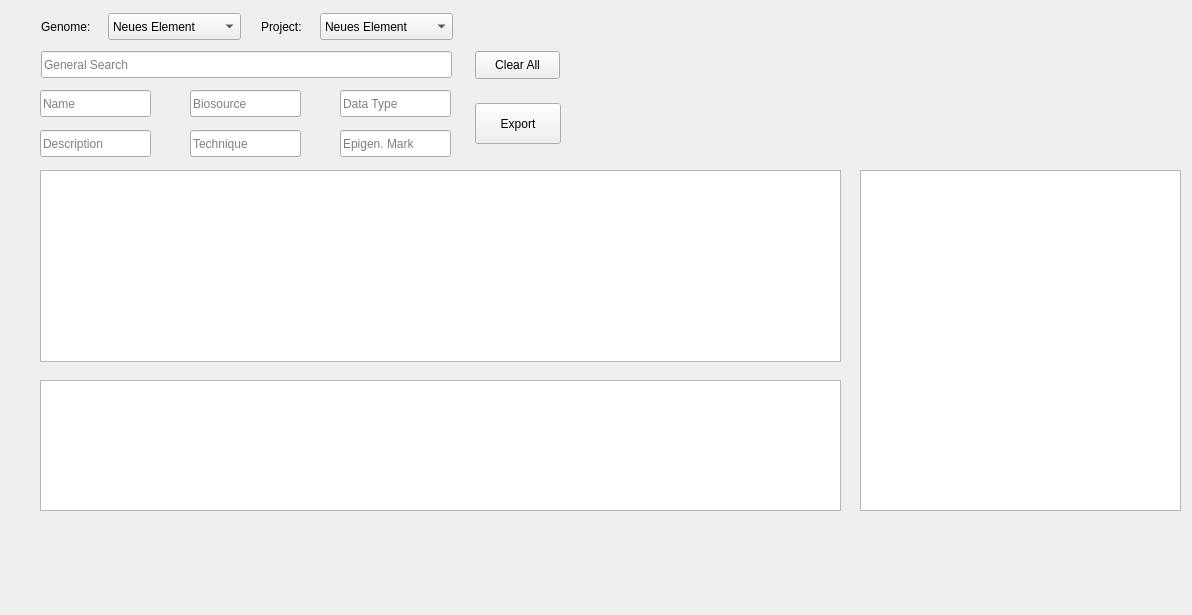
The window that interface/design.ui (Marvin84/reg-gen) describes before a commit, drawn with Qt 5.
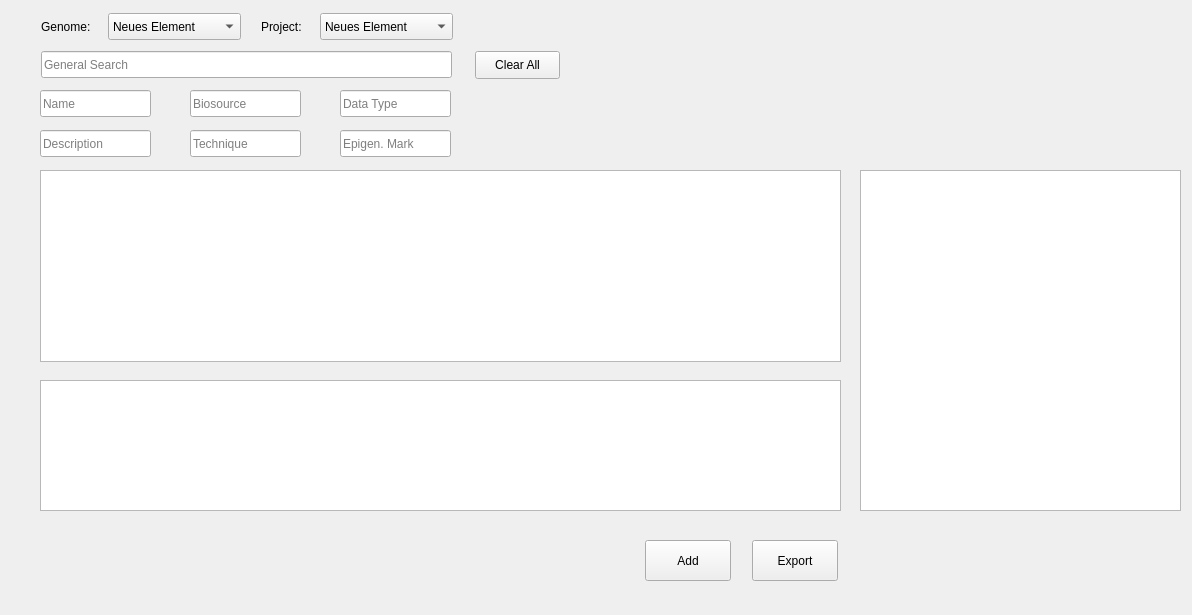
The same window after the commit.

```diff
--- a/interface/design.ui
+++ b/interface/design.ui
@@ -175,8 +175,8 @@
   <widget class="QPushButton" name="pushButtonExport">
    <property name="geometry">
     <rect>
-     <x>475</x>
-     <y>103</y>
+     <x>752</x>
+     <y>540</y>
      <width>86</width>
      <height>41</height>
     </rect>
@@ -297,6 +297,19 @@
     </property>
    </item>
   </widget>
+  <widget class="QPushButton" name="pushButtonAdd">
+   <property name="geometry">
+    <rect>
+     <x>645</x>
+     <y>540</y>
+     <width>86</width>
+     <height>41</height>
+    </rect>
+   </property>
+   <property name="text">
+    <string>Add</string>
+   </property>
+  </widget>
  </widget>
  <resources/>
  <connections>
```
